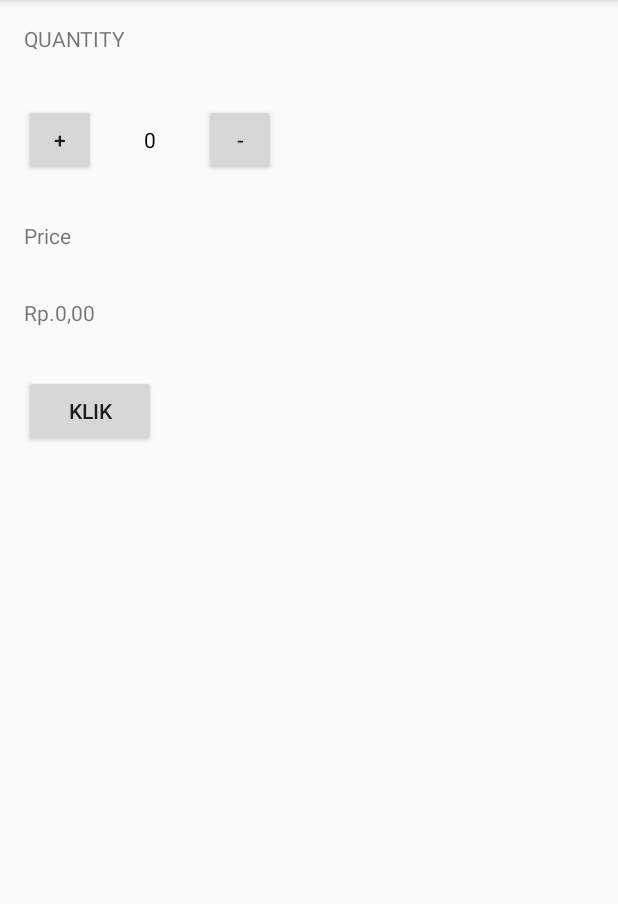
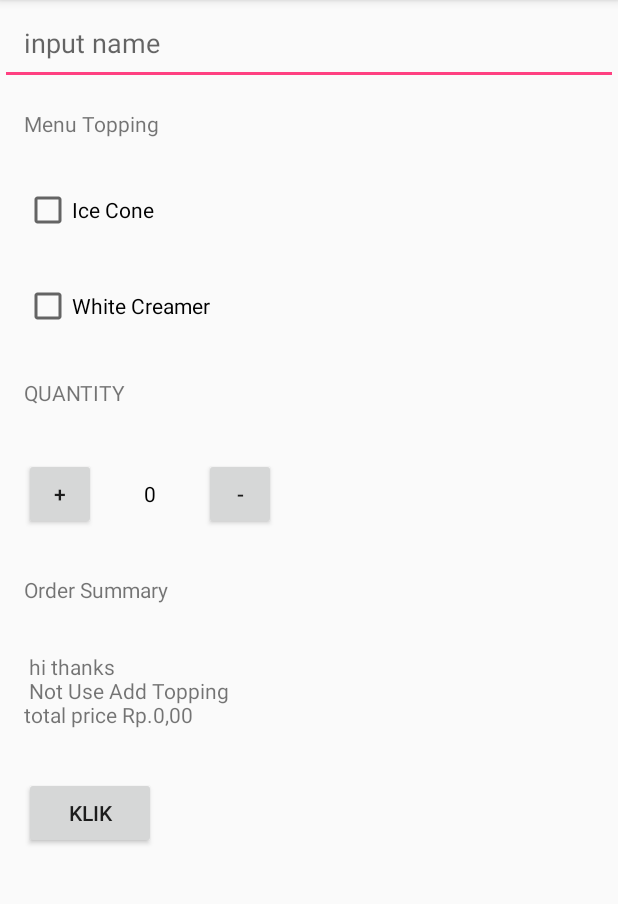
Before and after one commit to dafinoer/DroidFundamental, an Android app: the screen it shows after launch (MainActivity), after a tap on "KLIK", on a phone screen of 412 x 824 dp, the part 84-988 px from its top. Run offline under Robolectric (Android 15) with nearby library versions, the phone set to English and light mode, and no system bars.

Commit message:
add checkbox and editText

```diff
--- a/app/src/main/java/com/dafinoer/javadroid/MainActivity.java
+++ b/app/src/main/java/com/dafinoer/javadroid/MainActivity.java
@@ -5,6 +5,8 @@ import android.os.Bundle;
 import android.util.Log;
 import android.view.View;
 import android.widget.Button;
+import android.widget.CheckBox;
+import android.widget.EditText;
 import android.widget.TextView;
 import android.widget.Toast;
 
@@ -29,8 +31,29 @@ public class MainActivity extends AppCompatActivity {
         TextView textView = (TextView) findViewById(R.id.textNumber);
         int getValue = Integer.parseInt(textView.getText().toString());
         int tot = getValue * 1000;
+
+        String setToppingName = "Not Use Add Topping";
+        CheckBox checkBox = (CheckBox) findViewById(R.id.ice_cone);
+        CheckBox checBoxWhiteCreamer = (CheckBox) findViewById(R.id.white_creamer);
+        EditText editText = (EditText) findViewById(R.id.input_name);
+
+        if (checkBox.isChecked()){
+            tot += 1000;
+            setToppingName = "User Topping Cone";
+        }
+        if(checBoxWhiteCreamer.isChecked()) {
+            tot += 500;
+            setToppingName = "Use Topping White Cream";
+        }
+
+        if(checkBox.isChecked() && checBoxWhiteCreamer.isChecked()){
+            setToppingName = "topping cone and white cream";
+        }
+
         rupiahConvert.setMoney(tot);
-        setPrice(rupiahConvert.getConvert());
+        setPrice(" hi thanks "+editText.getText()+"\n " +
+                setToppingName + "\n"+
+                "total price "+rupiahConvert.getConvert());
     }
 
     private void displayText(int number) {
@@ -39,7 +62,7 @@ public class MainActivity extends AppCompatActivity {
     }
 
     private void setPrice(String jmlah) {
-        TextView textView = (TextView) findViewById(R.id.price);
+        TextView textView = (TextView) findViewById(R.id.order_summary_tex_view);
 //        int getTot = jmlah * 2000;
         textView.setText(jmlah);
     }
@@ -73,4 +96,5 @@ public class MainActivity extends AppCompatActivity {
         }
     }
 
+
 }
--- a/app/src/main/res/layout/activity_main.xml
+++ b/app/src/main/res/layout/activity_main.xml
@@ -6,6 +6,36 @@
     android:layout_height="match_parent"
     android:orientation="vertical"
     tools:context="com.dafinoer.javadroid.MainActivity">
+
+
+    <EditText
+        android:id="@+id/input_name"
+        android:layout_width="match_parent"
+        android:layout_height="wrap_content"
+        android:hint="input name"
+        android:padding="16dp"/>
+
+    <TextView
+        android:layout_width="wrap_content"
+        android:layout_height="wrap_content"
+        android:text="Menu Topping"
+        android:padding="16dp"/>
+
+    <CheckBox
+        android:id="@+id/ice_cone"
+        android:layout_width="wrap_content"
+        android:layout_height="wrap_content"
+        android:text="Ice Cone"
+        android:layout_margin="16dp"
+        />
+    <CheckBox
+        android:id="@+id/white_creamer"
+        android:layout_width="wrap_content"
+        android:layout_height="wrap_content"
+        android:text="White Creamer"
+        android:layout_margin="16dp"
+        />
+
 
     <TextView
         android:layout_width="wrap_content"
@@ -48,11 +78,11 @@
     <TextView
         android:layout_width="wrap_content"
         android:layout_height="wrap_content"
-        android:text="Price"
+        android:text="Order Summary"
         android:padding="16dp" />
 
     <TextView
-        android:id="@+id/price"
+        android:id="@+id/order_summary_tex_view"
         android:layout_width="wrap_content"
         android:layout_height="wrap_content"
         android:text="$0"
```
